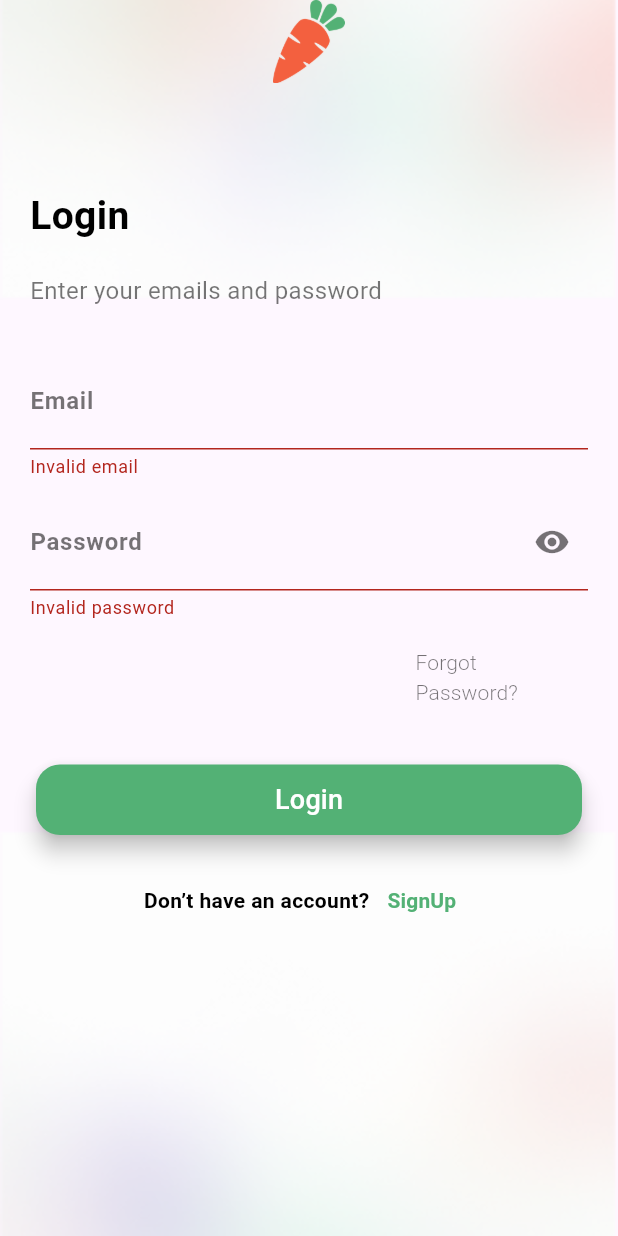
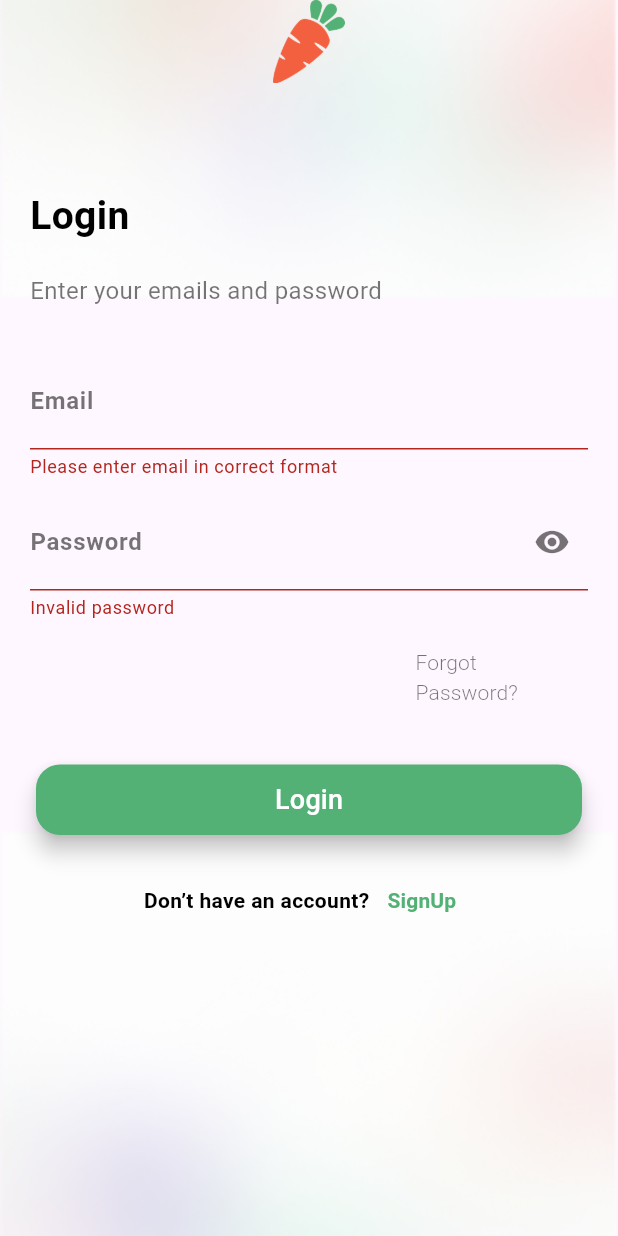
Before and after one commit to ChauKnockUI/Online-Groceries-App, a Flutter app: the screen it shows after launch, after a tap on "Login", on a phone screen of 412 x 824 dp. Run offline on Flutter 3.47's test engine with Material 3 defaults, Android fonts, the phone set to English and light mode, and no system bars.

```diff
--- a/lib/login.dart
+++ b/lib/login.dart
@@ -73,7 +73,7 @@ class _LoginWidgetState extends State<Login> {
                   ),
                   decoration: InputDecoration(
                     labelText: 'Email',
-                    errorText: _emailInvalid ? 'Invalid email' : null,
+                    errorText: _emailInvalid ? 'Please enter email in correct format' : null,
                     labelStyle: TextStyle( height: 2,
                       color: Colors.black54,
                       fontSize: 16,
@@ -169,12 +169,12 @@ class _LoginWidgetState extends State<Login> {
     _emailInvalid = false;
     _passwordInvalid = false;
   });
-    if (_emailController.text.isEmpty || !_emailController.text.contains('@') ) {
+    if (!(_emailController.text.length>11) || !_emailController.text.endsWith('@gmail.com') ) {
       setState(() {
         _emailInvalid = true;
       });
     }
-    if (_passwordController.text.isEmpty || _passwordController.text.length < 6) {
+    if (!(_passwordController.text.contains(RegExp(r'[A-Z]')))|| !(_passwordController.text.contains(RegExp(r'[a-z]')))||!(_passwordController.text.contains(RegExp(r'[0-9]'))) || _passwordController.text.length < 6) {
       setState(() {
         _passwordInvalid = true;
       });
```
